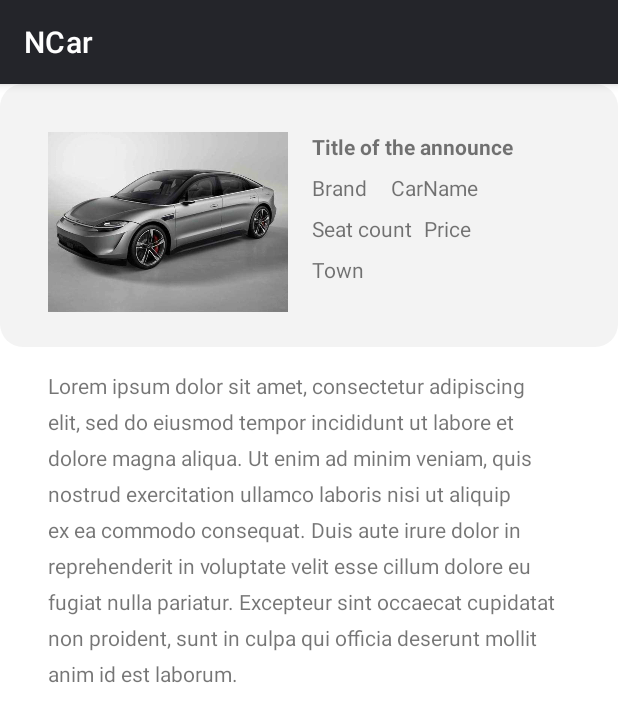
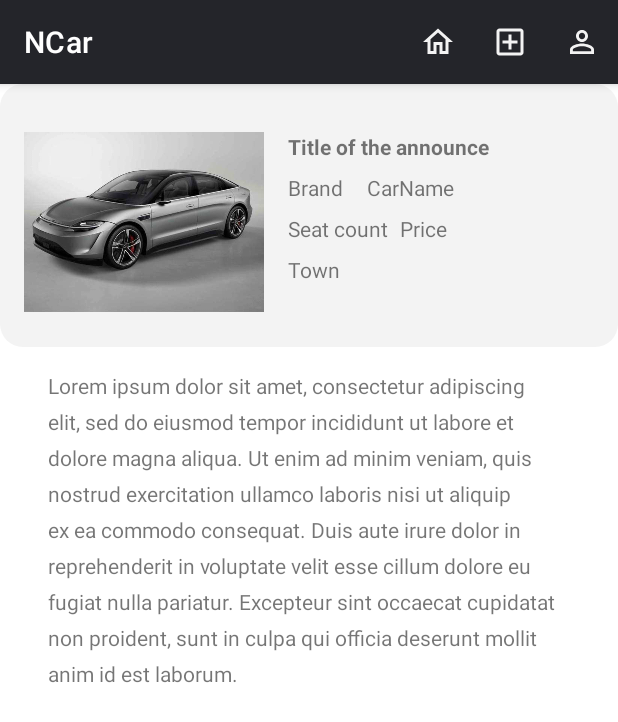
Before and after one commit to loupid/CarRentalMobile, an Android app: the AnnounceDetailsActivity screen opened directly, with no data from a screen before it, on a phone screen of 412 x 824 dp. Shown: the top 722 px of the screen. Run offline under Robolectric (Android 15) with nearby library versions, the phone set to English and light mode, and no system bars; 8 statements that could not run were skipped.

Commit message:
design add announce
design add announce

```diff
--- a/app/src/main/AndroidManifest.xml
+++ b/app/src/main/AndroidManifest.xml
@@ -10,8 +10,9 @@
         android:supportsRtl="true"
         android:theme="@style/Theme.CarRentalMobile"
         android:usesCleartextTraffic="true">
-        <activity android:name=".AnnounceDetailsActivity"></activity>
-        <activity android:name=".MainActivity">
+        <activity android:name=".Activities.AddAnnounceActivity"></activity>
+        <activity android:name=".Activities.AnnounceDetailsActivity" />
+        <activity android:name=".Activities.MainActivity">
             <intent-filter>
                 <action android:name="android.intent.action.MAIN" />
 
--- a/app/src/main/java/com/example/carrentalmobile/AnnounceDetailsActivity.java
+++ b/app/src/main/java/com/example/carrentalmobile/Activities/AnnounceDetailsActivity.java
@@ -1,12 +1,15 @@
-package com.example.carrentalmobile;
+package com.example.carrentalmobile.Activities;
 
 import androidx.appcompat.app.AppCompatActivity;
 
 import android.os.Bundle;
+import android.view.Menu;
+import android.view.MenuInflater;
 import android.widget.ImageView;
 import android.widget.TextView;
 
 import com.example.carrentalmobile.Model.AnnoucedCars;
+import com.example.carrentalmobile.R;
 
 public class AnnounceDetailsActivity extends AppCompatActivity {
 
@@ -30,7 +33,13 @@ public class AnnounceDetailsActivity extends AppCompatActivity {
         imageViewCar = findViewById(R.id.car_image);
 
         loadAnnounceData(annoucedCars);
+    }
 
+    @Override
+    public boolean onCreateOptionsMenu(Menu menu) {
+        MenuInflater inflater = getMenuInflater();
+        inflater.inflate(R.menu.burger_menu, menu);
+        return true;
     }
 
     private void loadAnnounceData(AnnoucedCars annoucedCars) {
--- a/app/src/main/java/com/example/carrentalmobile/MainActivity.java
+++ b/app/src/main/java/com/example/carrentalmobile/Activities/MainActivity.java
@@ -1,7 +1,6 @@
-package com.example.carrentalmobile;
+package com.example.carrentalmobile.Activities;
 
 import android.content.Intent;
-import android.os.Build;
 import android.os.Bundle;
 import android.view.Menu;
 import android.view.MenuInflater;
@@ -14,6 +13,7 @@ import android.widget.Toast;
 import com.example.carrentalmobile.Database.InterfaceServer;
 import com.example.carrentalmobile.Database.RetroFitInstance;
 import com.example.carrentalmobile.Model.AnnoucedCars;
+import com.example.carrentalmobile.R;
 import com.example.carrentalmobile.recyclerview.AdapterList;
 import com.example.carrentalmobile.recyclerview.CarCallback;
 import com.example.carrentalmobile.recyclerview.ItemAnimator;
--- /dev/null
+++ b/app/src/main/res/drawable/ic_outline_add_box_24.xml
@@ -0,0 +1,5 @@
+<vector android:height="24dp" android:tint="#F3F3F3"
+    android:viewportHeight="24" android:viewportWidth="24"
+    android:width="24dp" xmlns:android="http://schemas.android.com/apk/res/android">
+    <path android:fillColor="@android:color/white" android:pathData="M19,3L5,3c-1.11,0 -2,0.9 -2,2v14c0,1.1 0.89,2 2,2h14c1.1,0 2,-0.9 2,-2L21,5c0,-1.1 -0.9,-2 -2,-2zM19,19L5,19L5,5h14v14zM11,17h2v-4h4v-2h-4L13,7h-2v4L7,11v2h4z"/>
+</vector>
--- /dev/null
+++ b/app/src/main/res/drawable/ic_outline_home_24.xml
@@ -0,0 +1,5 @@
+<vector android:height="24dp" android:tint="#F3F3F3"
+    android:viewportHeight="24" android:viewportWidth="24"
+    android:width="24dp" xmlns:android="http://schemas.android.com/apk/res/android">
+    <path android:fillColor="@android:color/white" android:pathData="M12,5.69l5,4.5V18h-2v-6H9v6H7v-7.81l5,-4.5M12,3L2,12h3v8h6v-6h2v6h6v-8h3L12,3z"/>
+</vector>
--- /dev/null
+++ b/app/src/main/res/drawable/ic_outline_person_outline_24.xml
@@ -0,0 +1,5 @@
+<vector android:height="24dp" android:tint="#F3F3F3"
+    android:viewportHeight="24" android:viewportWidth="24"
+    android:width="24dp" xmlns:android="http://schemas.android.com/apk/res/android">
+    <path android:fillColor="@android:color/white" android:pathData="M12,5.9c1.16,0 2.1,0.94 2.1,2.1s-0.94,2.1 -2.1,2.1S9.9,9.16 9.9,8s0.94,-2.1 2.1,-2.1m0,9c2.97,0 6.1,1.46 6.1,2.1v1.1L5.9,18.1L5.9,17c0,-0.64 3.13,-2.1 6.1,-2.1M12,4C9.79,4 8,5.79 8,8s1.79,4 4,4 4,-1.79 4,-4 -1.79,-4 -4,-4zM12,13c-2.67,0 -8,1.34 -8,4v3h16v-3c0,-2.66 -5.33,-4 -8,-4z"/>
+</vector>
--- a/app/src/main/res/layout/activity_announce_details.xml
+++ b/app/src/main/res/layout/activity_announce_details.xml
@@ -4,7 +4,7 @@
     xmlns:tools="http://schemas.android.com/tools"
     android:layout_width="match_parent"
     android:layout_height="match_parent"
-    tools:context=".AnnounceDetailsActivity">
+    tools:context=".Activities.AnnounceDetailsActivity">
 
     <ImageView
         android:transitionName="containerTN"
@@ -19,13 +19,13 @@
         app:layout_constraintVertical_bias="0.0" />
 
     <ImageView
-        android:transitionName="carTN"
         android:id="@+id/car_image"
         android:layout_width="160dp"
         android:layout_height="120dp"
-        android:layout_marginStart="32dp"
+        android:layout_marginStart="16dp"
         android:layout_marginTop="32dp"
         android:scaleType="centerCrop"
+        android:transitionName="carTN"
         app:layout_constraintStart_toStartOf="@+id/ivCarInfos"
         app:layout_constraintTop_toTopOf="parent"
         app:srcCompat="@drawable/surprise_heard_of_a_sony_car" />
--- a/app/src/main/res/layout/activity_main.xml
+++ b/app/src/main/res/layout/activity_main.xml
@@ -1,11 +1,12 @@
 <?xml version="1.0" encoding="utf-8"?>
-<LinearLayout xmlns:android="http://schemas.android.com/apk/res/android"
+<LinearLayout
+    xmlns:android="http://schemas.android.com/apk/res/android"
     xmlns:app="http://schemas.android.com/apk/res-auto"
     xmlns:tools="http://schemas.android.com/tools"
     android:layout_width="match_parent"
     android:layout_height="match_parent"
     android:orientation="vertical"
-    tools:context=".MainActivity">
+    tools:context=".Activities.MainActivity">
 
     <TextView
         android:id="@+id/textView"
--- a/app/src/main/res/menu/burger_menu.xml
+++ b/app/src/main/res/menu/burger_menu.xml
@@ -2,12 +2,18 @@
 <menu xmlns:app="http://schemas.android.com/apk/res-auto"
     xmlns:android="http://schemas.android.com/apk/res/android">
     <item
-        android:title="À propos"
+        android:id="@+id/menuHome"
+        android:icon="@drawable/ic_outline_home_24"
+        android:title="@string/home"
         app:showAsAction="always" />
     <item
-        android:title="S'inscrire"
+        android:id="@+id/menuAdd"
+        android:icon="@drawable/ic_outline_add_box_24"
+        android:title="Add"
         app:showAsAction="always" />
     <item
-        android:title="Connexion"
+        android:icon="@drawable/ic_outline_person_outline_24"
+        android:title="Profile"
         app:showAsAction="always" />
+
 </menu>
--- a/app/src/main/res/values/strings.xml
+++ b/app/src/main/res/values/strings.xml
@@ -1,3 +1,5 @@
 <resources>
     <string name="app_name">NCar</string>
+    <string name="home">home</string>
+    <string name="ajouter">Ajouter</string>
 </resources>
```
Also changed, not shown: app/src/main/java/com/example/carrentalmobile/Activities/AddAnnounceActivity.java (added, +25 -0 lines), app/src/main/res/drawable/ic_search_black_24dp.xml (added, +9 -0 lines), app/src/main/res/layout/activity_add_announce.xml (added, +181 -0 lines).
